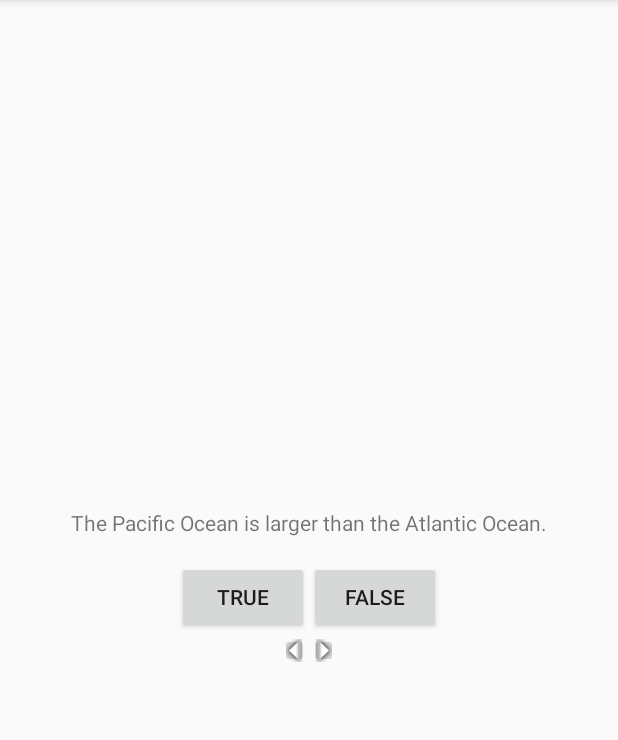
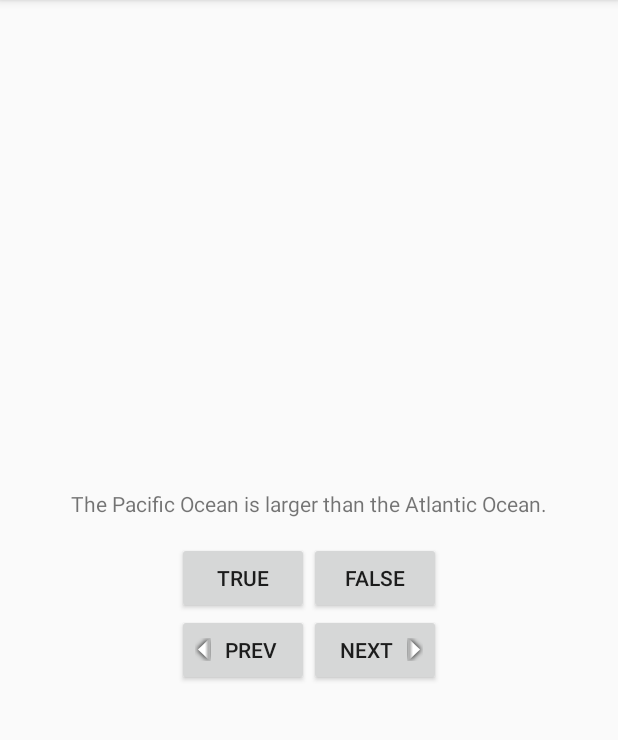
Before and after one commit to DanArcos/MapQuiz, an Android app: the screen it shows after launch (QuizActivity), on a phone screen of 412 x 824 dp, the part 84-824 px from its top. Run offline under Robolectric (Android 15) with nearby library versions, the phone set to English and light mode, and no system bars.

Commit message:
Included button texts with icons at their sides

```diff
--- a/app/src/main/java/com/cornbread/android/mapquiz/QuizActivity.java
+++ b/app/src/main/java/com/cornbread/android/mapquiz/QuizActivity.java
@@ -13,8 +13,8 @@ import android.widget.Toast;
 public class QuizActivity extends ActionBarActivity {
     private Button mTrueButton;
     private Button mFalseButton;
-    private ImageButton mPreviousButton;
-    private ImageButton mNextButton;
+    private Button mPreviousButton;
+    private Button mNextButton;
     private TextView mQuestionTextView;
 
     //Set up array to hold TrueFalse objects. Constructor called multiple times.
@@ -72,7 +72,7 @@ public class QuizActivity extends ActionBarActivity {
             }
         });
 
-        mPreviousButton = (ImageButton)findViewById(R.id.previous_button);
+        mPreviousButton = (Button)findViewById(R.id.previous_button);
         mPreviousButton.setOnClickListener(new View.OnClickListener() {
             @Override
             public void onClick(View v) {
@@ -87,7 +87,7 @@ public class QuizActivity extends ActionBarActivity {
             }
         });
 
-        mNextButton = (ImageButton)findViewById(R.id.next_button);
+        mNextButton = (Button)findViewById(R.id.next_button);
         mNextButton.setOnClickListener(new View.OnClickListener() {
             @Override
             public void onClick(View v) {
--- a/app/src/main/res/layout/activity_quiz.xml
+++ b/app/src/main/res/layout/activity_quiz.xml
@@ -36,20 +36,20 @@
         android:layout_height="wrap_content"
         android:orientation="horizontal">
 
-        <ImageButton
-            android:src="@drawable/arrow_left"
+        <Button
             android:id="@+id/previous_button"
+            android:drawableLeft="@drawable/arrow_left"
             android:layout_width="wrap_content"
             android:layout_height="wrap_content"
-            android:padding="4dp"
+            android:text="@string/previous_button"
             />
 
-        <ImageButton
-            android:src="@drawable/arrow_right"
+        <Button
+            android:drawableRight="@drawable/arrow_right"
             android:id="@+id/next_button"
             android:layout_width="wrap_content"
             android:layout_height="wrap_content"
-            android:padding="4dp"
+            android:text="@string/next_button"
             />
 
     </LinearLayout>
--- a/app/src/main/res/values/strings.xml
+++ b/app/src/main/res/values/strings.xml
@@ -6,6 +6,7 @@
     <string name="true_button">True</string>
     <string name="false_button">False</string>
     <string name="next_button">Next</string>
+    <string name="previous_button">Prev</string>
 
     <string name="correct_toast">Correct!</string>
     <string name="incorrect_toast">Incorrect!</string>
```
